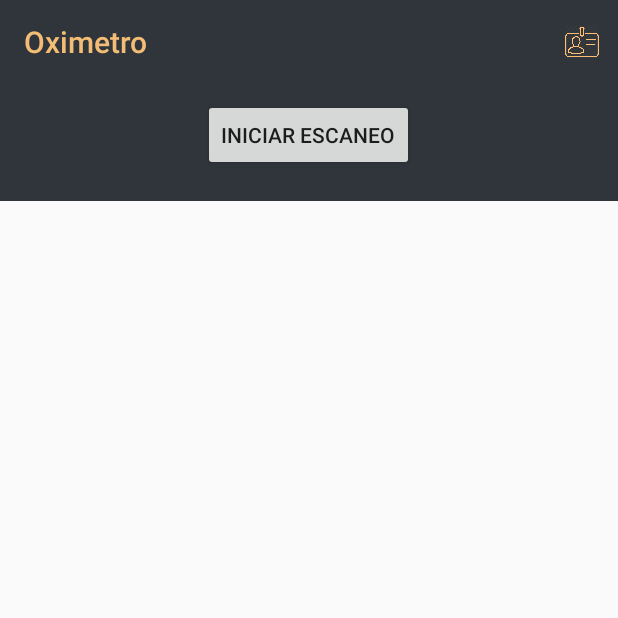
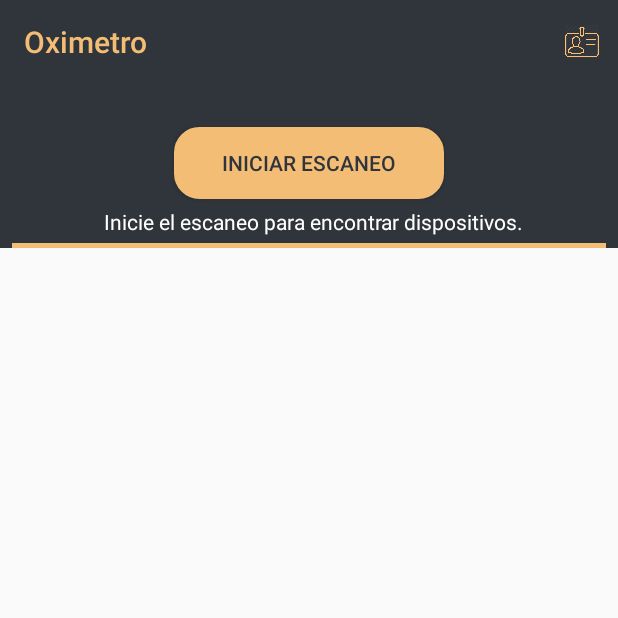
Before and after one commit to AdrianVaello/TFG-Oximetro, an Android app: the screen it shows after launch (MainActivity), on a phone screen of 412 x 824 dp, the top half of it. Run offline under Robolectric (Android 15) with nearby library versions, the phone set to English and light mode, and no system bars.

Commit message:
Cambio en el diseño de los pacientes
Se ha cambiado el diseño de los cards de los pacientes.
Se ha cambiado el diseño de los botones de iniciar escaneo y de conectar así como la imagen de cargando.
Se ha añadido un texto cuando no se encuentra un dispositivo.

```diff
--- a/app/src/main/AndroidManifest.xml
+++ b/app/src/main/AndroidManifest.xml
@@ -31,8 +31,6 @@
             android:screenOrientation="portrait"/>
         <activity android:name="es.upv.oximetro.DownloadExcel"
             android:screenOrientation="portrait"/>
-        <!--activity android:name="es.upv.oximetro.operation.OperationActivity"
-            android:screenOrientation="portrait"/-->
 
         <activity android:name="es.upv.oximetro.ListaUsuarios"
             android:screenOrientation="portrait"/>
--- a/app/src/main/java/es/upv/oximetro/DownloadExcel.java
+++ b/app/src/main/java/es/upv/oximetro/DownloadExcel.java
@@ -47,7 +47,6 @@ public class DownloadExcel extends AppCompatActivity {
     protected void onCreate(@Nullable Bundle savedInstanceState) {
         super.onCreate(savedInstanceState);
         setContentView(R.layout.download_excel);
-        //Log.d(TAG, "----" +Utilities.datosPulsioximetro);
 
         // cambio unas propiedades del sistema para utilizar la librería poi más pequeña
         System.setProperty("org.apache.poi.javax.xml.stream.XMLInputFactory", "com.fasterxml.aalto.stax.InputFactoryImpl");
--- a/app/src/main/java/es/upv/oximetro/MainActivity.java
+++ b/app/src/main/java/es/upv/oximetro/MainActivity.java
@@ -25,6 +25,7 @@ import android.widget.Button;
 import android.widget.ImageView;
 import android.widget.ListView;
 import android.widget.Switch;
+import android.widget.TextView;
 import android.widget.Toast;
 
 import androidx.annotation.NonNull;
@@ -77,6 +78,9 @@ public class MainActivity extends AppCompatActivity implements View.OnClickListe
     private DeviceAdapter mDeviceAdapter;
     private ProgressDialog progressDialog;
 
+    TextView textoVacio;
+    ListView listView_device;
+
     @Override
     protected void onCreate(Bundle savedInstanceState) {
         super.onCreate(savedInstanceState);
@@ -118,16 +122,6 @@ public class MainActivity extends AppCompatActivity implements View.OnClickListe
                     BleManager.getInstance().cancelScan();
                 }
                 break;
-
-            /*case R.id.txt_setting:
-                if (layout_setting.getVisibility() == View.VISIBLE) {
-                    layout_setting.setVisibility(View.GONE);
-                    txt_setting.setText(getString(R.string.expand_search_settings));
-                } else {
-                    layout_setting.setVisibility(View.VISIBLE);
-                    txt_setting.setText(getString(R.string.retrieve_search_settings));
-                }
-                break;*/
         }
     }
 
@@ -135,21 +129,11 @@ public class MainActivity extends AppCompatActivity implements View.OnClickListe
 
         Toolbar toolbar = (Toolbar) findViewById(R.id.toolbar);
         setSupportActionBar(toolbar);
+        textoVacio= findViewById(R.id.tvNoDispositivosEncontrados);
 
         btn_scan = (Button) findViewById(R.id.btn_scan);
         btn_scan.setText(getString(R.string.start_scan));
         btn_scan.setOnClickListener(this);
-
-       /* et_name = (EditText) findViewById(R.id.et_name);
-        et_mac = (EditText) findViewById(R.id.et_mac);
-        et_uuid = (EditText) findViewById(R.id.et_uuid);
-        sw_auto = (Switch) findViewById(R.id.sw_auto);
-
-        layout_setting = (LinearLayout) findViewById(R.id.layout_setting);
-        txt_setting = (TextView) findViewById(R.id.txt_setting);
-        txt_setting.setOnClickListener(this);
-        layout_setting.setVisibility(View.GONE);
-        txt_setting.setText(getString(R.string.expand_search_settings));*/
 
         img_loading = (ImageView) findViewById(R.id.img_loading);
         operatingAnim = AnimationUtils.loadAnimation(this, R.anim.rotate);
@@ -178,9 +162,15 @@ public class MainActivity extends AppCompatActivity implements View.OnClickListe
                 goShowDataActivity(bleDevice);
             }
         });
-        ListView listView_device = (ListView) findViewById(R.id.list_device);
+
+        listView_device = (ListView) findViewById(R.id.list_device);
         listView_device.setAdapter(mDeviceAdapter);
-    }
+        //Añadimos texto si esta vacia la lista de dispositivos
+        textoVacio.setText(R.string.no_se_han_encontrado_dispositivos);
+        listView_device.setEmptyView(textoVacio);
+
+
+      }
 
     private void goShowDataActivity(BleDevice bleDevice) {
         if (BleManager.getInstance().isConnected(bleDevice)) {
--- a/app/src/main/java/es/upv/oximetro/SplashScreenActivity.java
+++ b/app/src/main/java/es/upv/oximetro/SplashScreenActivity.java
@@ -14,11 +14,9 @@ public class SplashScreenActivity extends AppCompatActivity {
         new Handler().postDelayed(new Runnable() {
             @Override
             public void run() {
-                //This method will be executed once the timer is over
-                // Start your app main activity
+
                 Intent i = new Intent(SplashScreenActivity.this, MainActivity.class);
                 startActivity(i);
-                // close this activity
                 finish();
             }
         }, 3000);
--- /dev/null
+++ b/app/src/main/res/drawable/bordes_redondos_botones.xml
@@ -0,0 +1,15 @@
+<?xml version="1.0" encoding="utf-8"?>
+<selector xmlns:android="http://schemas.android.com/apk/res/android" >
+    <item >
+        <shape android:shape="rectangle"  >
+            <corners android:radius="15dip" />
+            <stroke android:width="3dip"
+                android:color="@color/colorTexto" />
+            <solid android:color="@color/colorTexto" />
+
+
+            <!--<gradient android:angle="-90" android:startColor="#DD2C00" android:endColor="#FFAB00" />-->
+
+        </shape>
+    </item>
+</selector>
--- a/app/src/main/res/layout/activity_main.xml
+++ b/app/src/main/res/layout/activity_main.xml
@@ -17,28 +17,50 @@
 
     <RelativeLayout
         android:layout_width="match_parent"
-        android:layout_height="wrap_content"
+        android:layout_height="106dp"
         android:orientation="horizontal"
-        android:padding="10dp">
+        android:padding="5dp">
+
+        <TextView
+            android:id="@+id/tvNoDispositivosEncontrados"
+            android:layout_width="wrap_content"
+            android:layout_height="wrap_content"
+            android:layout_below="@+id/btn_scan"
+            android:layout_alignParentStart="true"
+            android:layout_alignParentEnd="true"
+            android:layout_marginStart="5dp"
+            android:layout_marginTop="5dp"
+            android:gravity="center_horizontal"
+            android:textColor="@color/colorTextoBlanco" />
 
         <Button
             android:id="@+id/btn_scan"
-            android:layout_width="wrap_content"
+            android:layout_width="180dp"
             android:layout_height="wrap_content"
             android:layout_centerInParent="true"
-            android:text="@string/start_scan" />
+            android:background="@drawable/bordes_redondos_botones"
+            android:text="@string/start_scan"
+            android:textColor="@color/colorPrimary" />
 
         <ImageView
             android:id="@+id/img_loading"
             android:layout_width="30dp"
             android:layout_height="30dp"
-            android:layout_alignParentRight="true"
+            android:layout_alignParentEnd="true"
             android:layout_centerVertical="true"
-            android:layout_marginRight="10dp"
-            android:src="@mipmap/ic_loading"
+            android:layout_marginEnd="10dp"
+            android:src="@drawable/ic_loading"
             android:visibility="invisible" />
 
     </RelativeLayout>
+
+    <View
+        android:id="@+id/separador"
+        android:layout_width="match_parent"
+        android:layout_height="3dp"
+        android:layout_marginStart="8dp"
+        android:layout_marginEnd="8dp"
+        android:background="@color/colorCard1" />
 
     <ListView
         android:id="@+id/list_device"
--- a/app/src/main/res/layout/lista_usuarios.xml
+++ b/app/src/main/res/layout/lista_usuarios.xml
@@ -23,7 +23,7 @@
         android:layout_width="match_parent"
         android:layout_height="2dp"
         android:layout_marginTop="15dp"
-        android:background="?android:attr/listDivider"
+        android:background="@android:drawable/divider_horizontal_dim_dark"
         app:layout_constraintBottom_toTopOf="@+id/reciclerViewPacientes"
         app:layout_constraintEnd_toEndOf="parent"
         app:layout_constraintStart_toStartOf="parent"
@@ -31,8 +31,8 @@
 
     <androidx.recyclerview.widget.RecyclerView
         android:id="@+id/reciclerViewPacientes"
-        android:layout_width="413dp"
-        android:layout_height="723dp"
+        android:layout_width="wrap_content"
+        android:layout_height="wrap_content"
         android:layout_marginTop="1dp"
         app:layout_constraintEnd_toEndOf="parent"
         app:layout_constraintTop_toBottomOf="@+id/divider2" />
--- a/app/src/main/res/values/colors.xml
+++ b/app/src/main/res/values/colors.xml
@@ -10,5 +10,6 @@
     <color name="colorCard2">#009688</color>
     <color name="colorCard3">#2196F3</color>
     <color name="colorCard4">#B388FF</color>
+    <color name="colorCard5">#FF8A80</color>
     <color name="colorCardChart">#C2FFF1</color>
 </resources>
--- a/app/src/main/res/values/strings.xml
+++ b/app/src/main/res/values/strings.xml
@@ -47,5 +47,8 @@
     <string name="pi">PI %</string>
     <string name="oximeter_app">Oximeter App</string>
     <string name="con_menos_se_puede_hacer_m_s">Con menos se puede hacer más.</string>
+    <string name="pvi">PVi %</string>
+    <string name="no_se_han_encontrado_dispositivos">Inicie el escaneo para encontrar dispositivos.</string>
+    <string name="abrir_datos_con">Abrir datos con...</string>
 
 </resources>
```
Also changed, not shown: app/src/main/java/es/upv/oximetro/ListaUsuarios.java (+4 -6 lines), app/src/main/java/es/upv/oximetro/ShowDataActivity.java (+5 -2 lines), app/src/main/res/drawable/bordes_redondos_pacientes.xml (added, +15 -0 lines), app/src/main/res/layout/activity_show_data.xml (+32 -0 lines), app/src/main/res/layout/adapter_device.xml (+8 -6 lines), app/src/main/res/layout/adapter_pacientes.xml (+32 -31 lines), app/src/main/res/drawable/ic_loading.png (added), app/src/main/res/mipmap-xxhdpi/ic_loading.png (deleted), 1 other file.
